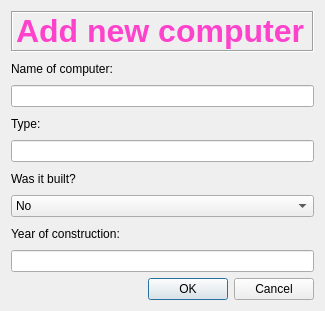
Old version of the form addcomputer.ui in the repository Hopur-50/Verkefni3.
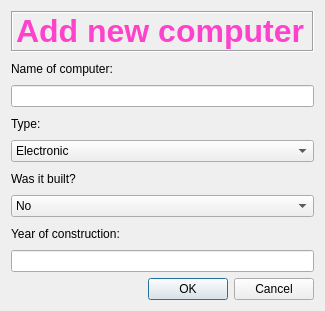
New version of the form.

Commit message: Changed Computer Type into a combo box

The edit to the form file:
```diff
--- a/addcomputer.ui
+++ b/addcomputer.ui
@@ -48,7 +48,26 @@
     </widget>
    </item>
    <item>
-    <widget class="QLineEdit" name="lineType"/>
+    <widget class="QComboBox" name="comboType">
+     <property name="currentText">
+      <string>Electronic</string>
+     </property>
+     <item>
+      <property name="text">
+       <string>Electronic</string>
+      </property>
+     </item>
+     <item>
+      <property name="text">
+       <string>Mechanical</string>
+      </property>
+     </item>
+     <item>
+      <property name="text">
+       <string>Transistored</string>
+      </property>
+     </item>
+    </widget>
    </item>
    <item>
     <widget class="QLabel" name="label_3">
```
The commit also changes 1 other file.
